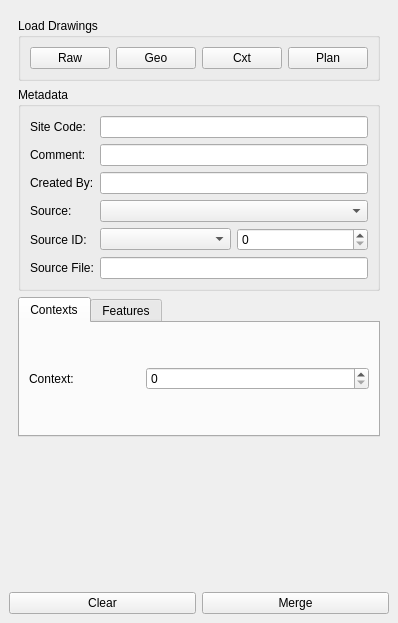
Before: the Qt Designer form plan/plan_dock_base.ui in lparchaeology/ArkPlan, drawn with Qt 5.
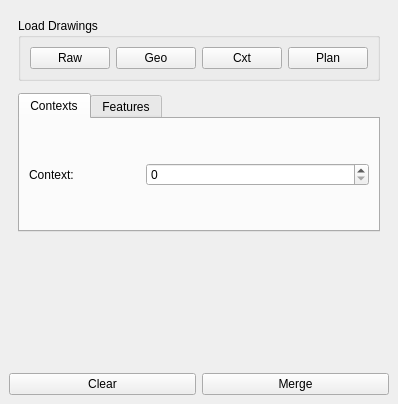
After: the same form once the commit is applied. Custom widgets are drawn as their Qt base class.

Commit message: Complete breaking Drawing Metadata out into own class

Patch:
```diff
--- a/plan/plan_dock_base.ui
+++ b/plan/plan_dock_base.ui
@@ -6,8 +6,8 @@
    <rect>
     <x>0</x>
     <y>0</y>
-    <width>352</width>
-    <height>623</height>
+    <width>337</width>
+    <height>404</height>
    </rect>
   </property>
   <property name="sizePolicy">
@@ -43,8 +43,8 @@
         <rect>
          <x>0</x>
          <y>0</y>
-         <width>328</width>
-         <height>531</height>
+         <width>313</width>
+         <height>312</height>
         </rect>
        </property>
        <layout class="QVBoxLayout" name="verticalLayout">
@@ -86,111 +86,11 @@
          </widget>
         </item>
         <item>
-         <widget class="QGroupBox" name="metadataGroup">
-          <property name="title">
-           <string>Metadata</string>
-          </property>
+         <widget class="MetadataWidget" name="metadataWidget" native="true">
           <layout class="QGridLayout" name="gridLayout">
-           <item row="3" column="1">
-            <widget class="QComboBox" name="sourceCodeCombo"/>
-           </item>
-           <item row="4" column="0">
-            <widget class="QLabel" name="sourceIdLabel">
-             <property name="text">
-              <string>Source ID:</string>
-             </property>
-             <property name="buddy">
-              <cstring>sourceClassCombo</cstring>
-             </property>
-            </widget>
-           </item>
-           <item row="0" column="0">
-            <widget class="QLabel" name="siteLabel">
-             <property name="text">
-              <string>Site Code:</string>
-             </property>
-             <property name="buddy">
-              <cstring>siteEdit</cstring>
-             </property>
-            </widget>
-           </item>
-           <item row="0" column="1">
-            <widget class="QLineEdit" name="siteEdit">
-             <property name="readOnly">
-              <bool>false</bool>
-             </property>
-            </widget>
-           </item>
-           <item row="3" column="0">
-            <widget class="QLabel" name="sourceCodeLabel">
-             <property name="text">
-              <string>Source:</string>
-             </property>
-             <property name="buddy">
-              <cstring>sourceCodeCombo</cstring>
-             </property>
-            </widget>
-           </item>
-           <item row="5" column="0">
-            <widget class="QLabel" name="sourceFileLabel">
-             <property name="text">
-              <string>Source File:</string>
-             </property>
-             <property name="buddy">
-              <cstring>sourceFileEdit</cstring>
-             </property>
-            </widget>
-           </item>
-           <item row="5" column="1">
-            <widget class="QLineEdit" name="sourceFileEdit"/>
-           </item>
-           <item row="4" column="1">
-            <layout class="QHBoxLayout" name="horizontalLayout_2">
-             <item>
-              <widget class="QComboBox" name="sourceClassCombo"/>
-             </item>
-             <item>
-              <widget class="QSpinBox" name="sourceIdSpin">
-               <property name="toolTip">
-                <string>Source ID</string>
-               </property>
-               <property name="maximum">
-                <number>99999</number>
-               </property>
-              </widget>
-             </item>
-            </layout>
-           </item>
-           <item row="1" column="0">
-            <widget class="QLabel" name="commentLabel">
-             <property name="text">
-              <string>Comment:</string>
-             </property>
-             <property name="buddy">
-              <cstring>commentEdit</cstring>
-             </property>
-            </widget>
-           </item>
-           <item row="1" column="1">
-            <widget class="QLineEdit" name="commentEdit">
-             <property name="readOnly">
-              <bool>false</bool>
-             </property>
-            </widget>
-           </item>
-           <item row="2" column="0">
-            <widget class="QLabel" name="createdByLabel">
-             <property name="text">
-              <string>Created By:</string>
-             </property>
-             <property name="buddy">
-              <cstring>createdByEdit</cstring>
-             </property>
-            </widget>
-           </item>
-           <item row="2" column="1">
-            <widget class="QLineEdit" name="createdByEdit"/>
-           </item>
+           <property name="margin">
+            <number>0</number>
+           </property>
           </layout>
          </widget>
         </item>
@@ -338,6 +238,12 @@
    <header>..libarkqgis.dock.h</header>
    <container>1</container>
   </customwidget>
+  <customwidget>
+   <class>MetadataWidget</class>
+   <extends>QWidget</extends>
+   <header>metadata_widget.h</header>
+   <container>1</container>
+  </customwidget>
  </customwidgets>
  <tabstops>
   <tabstop>scrollArea</tabstop>
```
Left out of the diff: 7 changed lines with no effect on the pictures. The commit also changes 8 other files.
